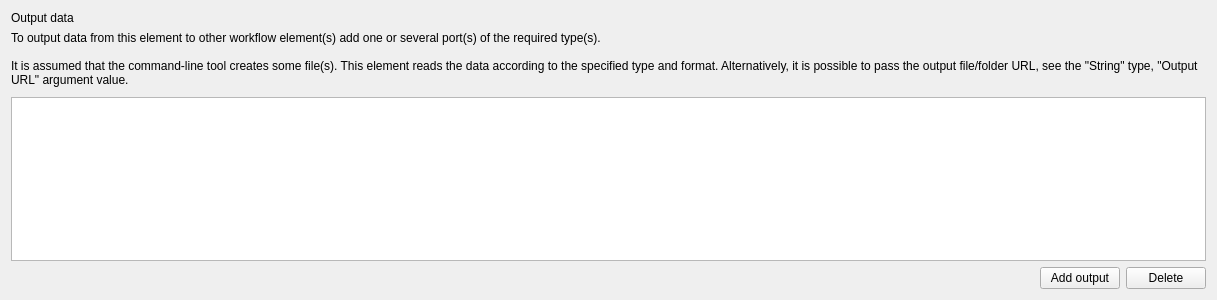
Old version of the form src/plugins/workflow_designer/src/library/create_cmdline_based_worker/CreateCmdlineBasedWorkerWizardOutputDataPage.ui in the repository violethaze74/ugene.
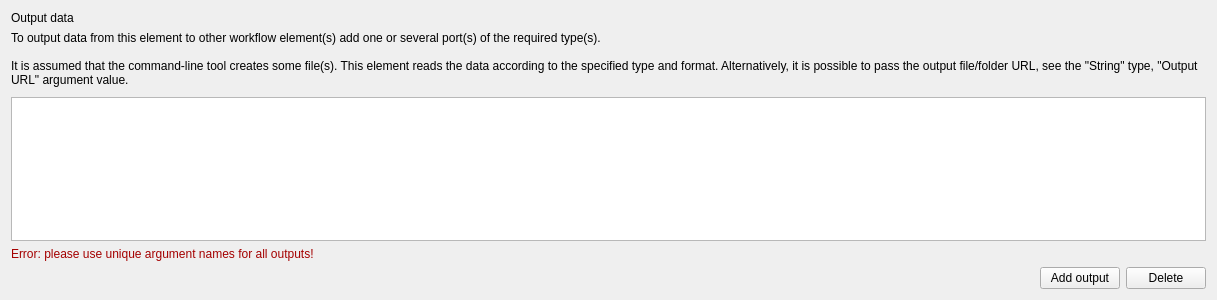
New version of the form.

Commit message: UGENE-6466. Add a hint label to the Configure Element with Command Line Tool wizard

The edit to the form file:
```diff
--- a/src/plugins/workflow_designer/src/library/create_cmdline_based_worker/CreateCmdlineBasedWorkerWizardOutputDataPage.ui
+++ b/src/plugins/workflow_designer/src/library/create_cmdline_based_worker/CreateCmdlineBasedWorkerWizardOutputDataPage.ui
@@ -47,6 +47,50 @@
      </item>
     </layout>
    </item>
+   <item>
+    <widget class="QLabel" name="duplicateOutputsWarningLabel">
+     <property name="palette">
+      <palette>
+       <active>
+        <colorrole role="WindowText">
+         <brush brushstyle="SolidPattern">
+          <color alpha="255">
+           <red>164</red>
+           <green>0</green>
+           <blue>0</blue>
+          </color>
+         </brush>
+        </colorrole>
+       </active>
+       <inactive>
+        <colorrole role="WindowText">
+         <brush brushstyle="SolidPattern">
+          <color alpha="255">
+           <red>164</red>
+           <green>0</green>
+           <blue>0</blue>
+          </color>
+         </brush>
+        </colorrole>
+       </inactive>
+       <disabled>
+        <colorrole role="WindowText">
+         <brush brushstyle="SolidPattern">
+          <color alpha="255">
+           <red>190</red>
+           <green>190</green>
+           <blue>190</blue>
+          </color>
+         </brush>
+        </colorrole>
+       </disabled>
+      </palette>
+     </property>
+     <property name="text">
+      <string>Error: please use unique argument names for all outputs!</string>
+     </property>
+    </widget>
+   </item>
    <item>
     <layout class="QHBoxLayout" name="outputsButtonsLayout">
      <property name="sizeConstraint">
```
The commit also changes 3 other files.
